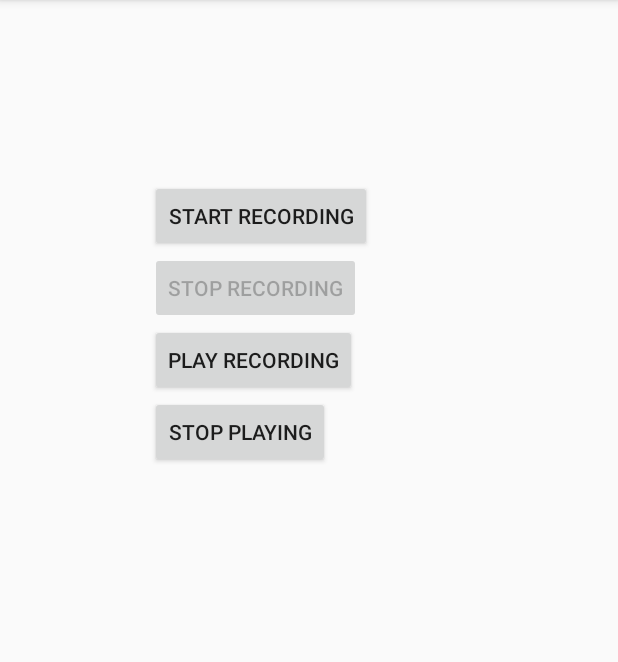
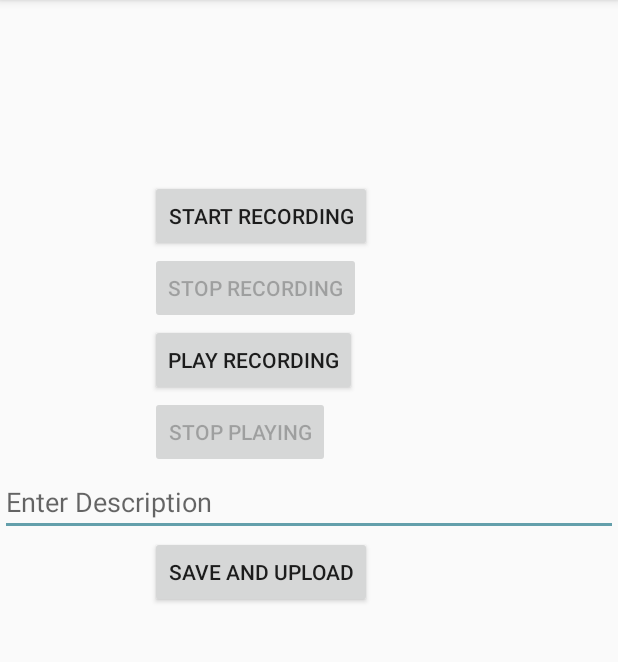
Before and after one commit to honchomort/AudioCompanion, an Android app: the RecordAudio screen opened directly, with no data from a screen before it, after a tap on "STOP RECORDING", on a phone screen of 412 x 824 dp, the part 84-746 px from its top. Run offline under Robolectric (Android 15) with nearby library versions, the phone set to English and light mode, and no system bars; 1 other tap on this screen came first.

Commit message:
added textview and text inout validation added save and upload button

```diff
--- a/app/build.gradle
+++ b/app/build.gradle
@@ -29,8 +29,10 @@ dependencies {
     implementation 'androidx.constraintlayout:constraintlayout:2.0.2'
     implementation platform('com.google.firebase:firebase-bom:25.12.0')
     implementation 'com.google.firebase:firebase-analytics'
+    implementation 'com.google.firebase:firebase-database:19.5.0'
+    implementation 'androidx.recyclerview:recyclerview:1.1.0'
     testImplementation 'junit:junit:4.13'
     androidTestImplementation 'androidx.test.ext:junit:1.1.2'
     androidTestImplementation 'androidx.test.espresso:espresso-core:3.3.0'
     implementation 'com.google.firebase:firebase-database'
-    }
+}
--- a/app/src/main/java/com/gads/audiocompanion/RecordAudio.java
+++ b/app/src/main/java/com/gads/audiocompanion/RecordAudio.java
@@ -5,9 +5,11 @@ import android.media.MediaPlayer;
 import android.media.MediaRecorder;
 import android.os.Bundle;
 import android.os.Environment;
+import android.text.TextUtils;
 import android.util.Log;
 import android.view.View;
 import android.widget.Button;
+import android.widget.EditText;
 import android.widget.Toast;
 
 import androidx.appcompat.app.AppCompatActivity;
@@ -20,7 +22,8 @@ import static android.Manifest.permission.RECORD_AUDIO;
 import static android.Manifest.permission.WRITE_EXTERNAL_STORAGE;
 
 public class RecordAudio extends AppCompatActivity {
-    private Button startbtn, stopbtn, playbtn, stopplay;
+    private Button startbtn, stopbtn, playbtn, stopplay, saveupload;
+    private EditText description;
     private MediaRecorder mRecorder;
     private MediaPlayer mPlayer;
     private static final String LOG_TAG = "AudioRecording";
@@ -30,15 +33,20 @@ public class RecordAudio extends AppCompatActivity {
     protected void onCreate(Bundle savedInstanceState) {
         super.onCreate(savedInstanceState);
         setContentView(R.layout.activity_record_audio);
-        startbtn = (Button)findViewById(R.id.btnRecord);
-        stopbtn = (Button)findViewById(R.id.btnStop);
-        playbtn = (Button)findViewById(R.id.btnPlay);
-        stopplay = (Button)findViewById(R.id.btnStopPlay);
+        startbtn = findViewById(R.id.btnRecord);
+        stopbtn = findViewById(R.id.btnStop);
+        playbtn = findViewById(R.id.btnPlay);
+        stopplay = findViewById(R.id.btnStopPlay);
+        saveupload = findViewById(R.id.btnSave);
+        description = findViewById(R.id.textDescription);
         stopbtn.setEnabled(false);
         playbtn.setEnabled(false);
         stopplay.setEnabled(false);
+        saveupload.setEnabled(false);
         mFileName = Environment.getExternalStorageDirectory().getAbsolutePath();
-        mFileName += "/AudioRecording.3gp";
+        mFileName += "/EACRecording.3gp";
+
+
 
         startbtn.setOnClickListener(new View.OnClickListener() {
             @Override
@@ -73,7 +81,8 @@ public class RecordAudio extends AppCompatActivity {
                 stopbtn.setEnabled(false);
                 startbtn.setEnabled(true);
                 playbtn.setEnabled(true);
-                stopplay.setEnabled(true);
+                stopplay.setEnabled(false);
+                saveupload.setEnabled(true);
                 mRecorder.stop();
                 mRecorder.release();
                 mRecorder = null;
@@ -110,6 +119,27 @@ public class RecordAudio extends AppCompatActivity {
                 Toast.makeText(getApplicationContext(),"Playing Audio Stopped", Toast.LENGTH_SHORT).show();
             }
         });
+        saveupload.setOnClickListener(new View.OnClickListener() {
+            @Override
+            public void onClick(View v) {
+                stopbtn.setEnabled(false);
+                startbtn.setEnabled(true);
+                playbtn.setEnabled(true);
+                stopplay.setEnabled(false);
+                String descriptionText = description.getText().toString();
+                if (TextUtils.isEmpty(descriptionText)) {
+                    Toast.makeText(getApplicationContext(), "Please enter a description", Toast.LENGTH_LONG).show();
+                }
+                else{
+                    System.out.println(mFileName);
+                    mFileName = Environment.getExternalStorageDirectory().getAbsolutePath();
+                    mFileName += "/" + descriptionText +".3gp";
+
+                    Toast.makeText(getApplicationContext(), "File saved and uploaded as: \n" + mFileName, Toast.LENGTH_LONG).show();
+
+                }
+            }
+        });
     }
     @Override
     public void onRequestPermissionsResult(int requestCode, String[] permissions, int[] grantResults) {
@@ -121,6 +151,7 @@ public class RecordAudio extends AppCompatActivity {
                     if (permissionToRecord && permissionToStore) {
                         Toast.makeText(getApplicationContext(), "Permission Granted", Toast.LENGTH_LONG).show();
                     } else {
+
                         Toast.makeText(getApplicationContext(),"Permission Denied",Toast.LENGTH_LONG).show();
                     }
                 }
--- a/app/src/main/res/layout/activity_record_audio.xml
+++ b/app/src/main/res/layout/activity_record_audio.xml
@@ -27,4 +27,20 @@
         android:layout_height="wrap_content"
         android:layout_marginLeft="100dp"
         android:text="Stop Playing" />
+
+    <EditText
+        android:id="@+id/textDescription"
+        android:layout_width="match_parent"
+        android:layout_height="wrap_content"
+        android:ems="10"
+        android:hint="Enter Description"
+        android:imeOptions="actionDone"
+        android:singleLine="true"/>
+
+    <Button
+        android:id="@+id/btnSave"
+        android:layout_width="wrap_content"
+        android:layout_height="wrap_content"
+        android:layout_marginLeft="100dp"
+        android:text="Save and Upload" />
 </LinearLayout>
```
Also changed, not shown: app/src/main/res/layout/activity_list_audio.xml (+9 -0 lines).
